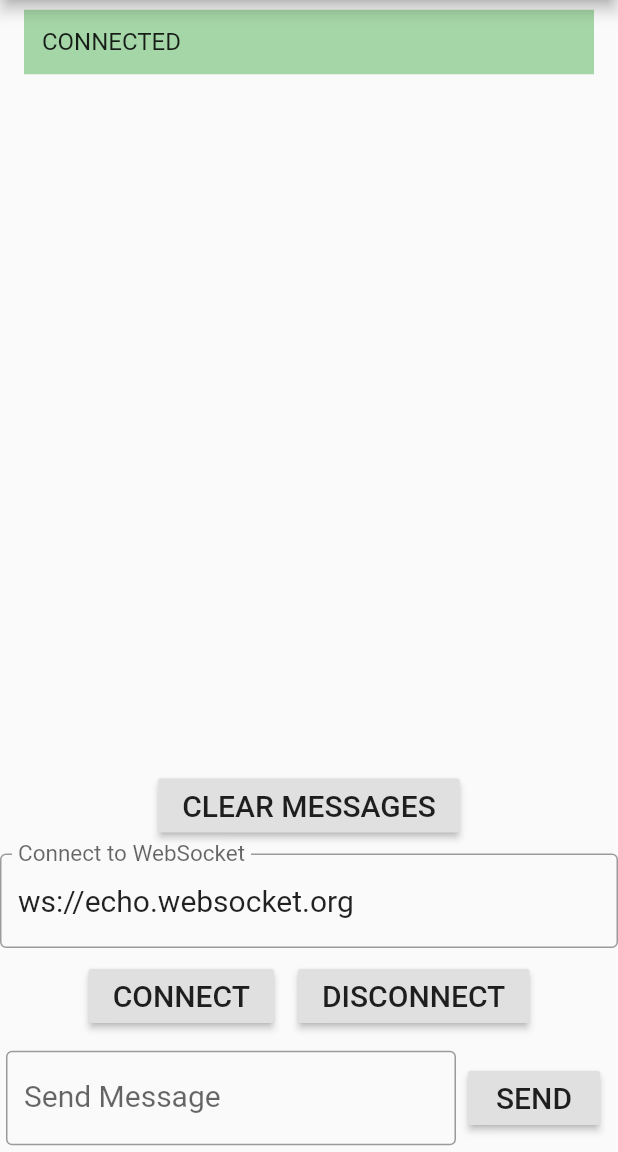
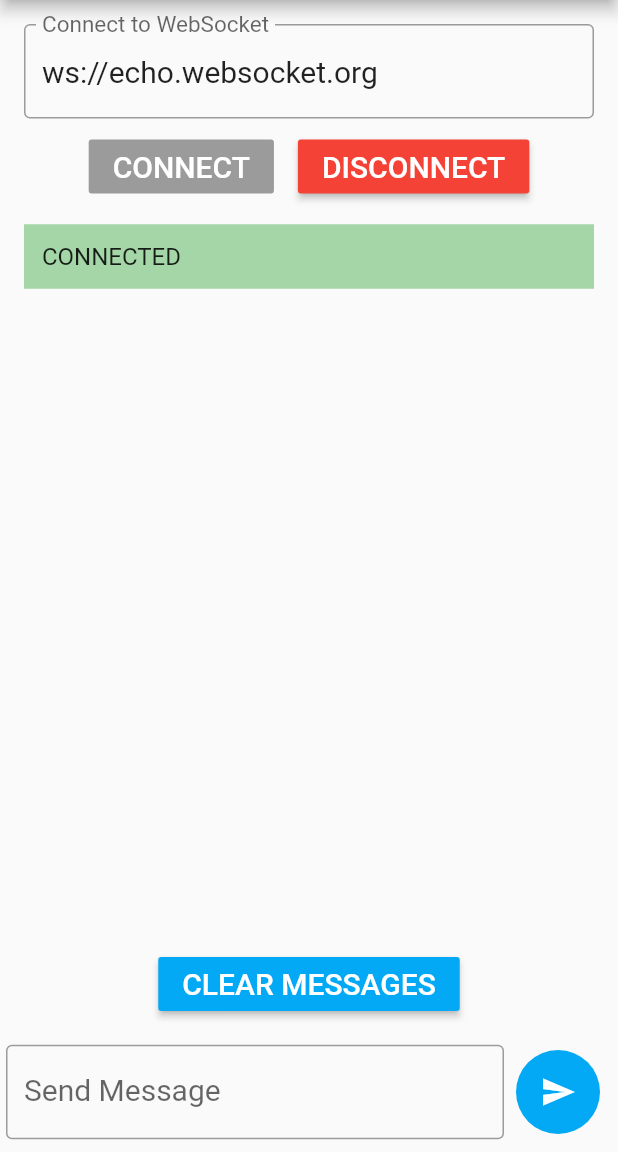
Before and after one commit to GiorgiBeriashvili/web_socket_demo, a Flutter app: the screen it shows after launch, after a tap on "CONNECT", on a phone screen of 412 x 824 dp, the part 84-1236 px from its top. Run offline on Flutter 3.47's test engine with Material 2 defaults, Android fonts, the phone set to English and light mode, and no system bars; network calls fail.

Commit message:
Refactor code and improve visuals

```diff
--- /dev/null
+++ b/lib/components/round_icon_button.dart
@@ -0,0 +1,27 @@
+import 'package:flutter/material.dart';
+
+class RoundIconButton extends StatelessWidget {
+  RoundIconButton(
+      {@required this.icon, @required this.onPressed, @required this.color});
+
+  final Color color;
+  final IconData icon;
+  final Function onPressed;
+
+  @override
+  Widget build(BuildContext context) {
+    return RawMaterialButton(
+        elevation: 0.0,
+        child: Icon(
+          icon,
+          color: Colors.white,
+        ),
+        onPressed: onPressed,
+        constraints: BoxConstraints.tightFor(
+          width: 56.0,
+          height: 56.0,
+        ),
+        shape: CircleBorder(),
+        fillColor: color);
+  }
+}
--- a/lib/main.dart
+++ b/lib/main.dart
@@ -1,18 +1,7 @@
 import 'package:flutter/material.dart';
-import 'package:web_socket_channel/io.dart';
+import 'package:web_socket_demo/screens/web_socket_page.dart';
 
-enum WebSocketConnection { connected, disconnected }
-
-class Message {
-  final String text;
-  final Color color;
-
-  Message({@required this.text, @required this.color});
-}
-
-void main() {
-  runApp(WebSocketDemo());
-}
+void main() => runApp(WebSocketDemo());
 
 class WebSocketDemo extends StatelessWidget {
   @override
@@ -22,186 +11,9 @@ class WebSocketDemo extends StatelessWidget {
     return MaterialApp(
       title: title,
       home: Scaffold(
-        appBar: AppBar(
-          title: Text(title),
-        ),
-        body: MyHomePage(title: title),
+        appBar: AppBar(title: Text(title)),
+        body: WebSocketPage(title: title),
       ),
     );
   }
 }
-
-class MyHomePage extends StatefulWidget {
-  final String title;
-
-  MyHomePage({Key key, this.title}) : super(key: key);
-
-  @override
-  _MyHomePageState createState() => _MyHomePageState();
-}
-
-class _MyHomePageState extends State<MyHomePage> {
-  IOWebSocketChannel _channel;
-  final TextEditingController _connectionController =
-      TextEditingController(text: 'ws://echo.websocket.org');
-  final TextEditingController _messageController = TextEditingController();
-  final List<Message> _messages = [];
-  WebSocketConnection _webSocketConnection = WebSocketConnection.disconnected;
-
-  @override
-  Widget build(BuildContext context) {
-    return Container(
-      child: Column(
-        children: <Widget>[
-          Expanded(
-            child: _getMessages(),
-          ),
-          Padding(
-            padding: EdgeInsets.all(8),
-            child: RaisedButton(
-              child: Text(
-                'CLEAR MESSAGES',
-                style: TextStyle(fontSize: 20),
-              ),
-              onPressed: () => setState(() => _messages.clear()),
-            ),
-          ),
-          TextField(
-            controller: _connectionController,
-            decoration: InputDecoration(
-              border: OutlineInputBorder(),
-              labelText: 'Connect to WebSocket',
-            ),
-            style: TextStyle(fontSize: 20),
-          ),
-          Row(
-            mainAxisAlignment: MainAxisAlignment.center,
-            children: <Widget>[
-              Padding(
-                padding: EdgeInsets.all(8),
-                child: RaisedButton(
-                  child: Text(
-                    'CONNECT',
-                    style: TextStyle(fontSize: 20),
-                  ),
-                  onPressed: () => _connect(_connectionController.text),
-                ),
-              ),
-              Padding(
-                padding: EdgeInsets.all(8),
-                child: RaisedButton(
-                  child: Text(
-                    'DISCONNECT',
-                    style: TextStyle(fontSize: 20),
-                  ),
-                  onPressed: _disconnect,
-                ),
-              ),
-            ],
-          ),
-          Padding(
-            padding: EdgeInsets.all(4),
-            child: Row(
-              children: <Widget>[
-                Expanded(
-                  child: TextField(
-                    controller: _messageController,
-                    decoration: InputDecoration(
-                      border: OutlineInputBorder(),
-                      labelText: 'Send Message',
-                    ),
-                    style: TextStyle(fontSize: 20),
-                  ),
-                ),
-                Padding(
-                  padding: EdgeInsets.all(8),
-                  child: RaisedButton(
-                    child: Text(
-                      'SEND',
-                      style: TextStyle(fontSize: 20),
-                    ),
-                    onPressed: _sendMessage,
-                  ),
-                ),
-              ],
-            ),
-          ),
-        ],
-      ),
-    );
-  }
-
-  void _connect(url) {
-    if (_webSocketConnection == WebSocketConnection.disconnected) {
-      _channel = IOWebSocketChannel.connect(url);
-
-      setState(() =>
-          _messages.add(Message(text: 'CONNECTED', color: Colors.green[200])));
-
-      _channel.stream.listen((data) => setState(() => _messages.add(Message(
-            text: 'Received: $data',
-            color: Colors.blue[50],
-          ))));
-
-      _webSocketConnection = WebSocketConnection.connected;
-    }
-  }
-
-  void _disconnect() {
-    if (_webSocketConnection == WebSocketConnection.connected) {
-      setState(() =>
-          _messages.add(Message(text: 'DISCONNECTED', color: Colors.red[200])));
-
-      _channel.sink.close();
-
-      _webSocketConnection = WebSocketConnection.disconnected;
-    }
-  }
-
-  void _sendMessage() {
-    if (_messageController.text.isNotEmpty &&
-        _webSocketConnection == WebSocketConnection.connected) {
-      _channel.sink.add(_messageController.text);
-
-      _messages.add(Message(
-        text: 'Sent: ${_messageController.text}',
-        color: Colors.white,
-      ));
-
-      _messageController.clear();
-    }
-  }
-
-  ListView _getMessages() {
-    List<ListTile> _messageListTiles = [];
-
-    for (Message message in _messages) {
-      _messageListTiles.add(
-        ListTile(
-          title: Container(
-            child: Padding(
-              padding: EdgeInsets.all(12),
-              child: Text(
-                message.text,
-                style: TextStyle(fontSize: 16),
-              ),
-            ),
-            color: message.color,
-          ),
-        ),
-      );
-    }
-
-    return ListView(
-      children: _messageListTiles,
-    );
-  }
-
-  @override
-  void dispose() {
-    _connectionController.dispose();
-    _messageController.dispose();
-    _channel.sink.close();
-    super.dispose();
-  }
-}
--- /dev/null
+++ b/lib/models/message.dart
@@ -0,0 +1,33 @@
+import 'package:flutter/material.dart';
+
+class Message {
+  final String text;
+  final Color color;
+
+  Message({@required this.text, @required this.color});
+
+  static ListView getMessages(List<Message> messages) {
+    List<ListTile> _messageListTiles = [];
+
+    for (Message message in messages) {
+      _messageListTiles.add(
+        ListTile(
+          title: Container(
+            child: Padding(
+              padding: EdgeInsets.all(12),
+              child: Text(
+                message.text,
+                style: TextStyle(fontSize: 16),
+              ),
+            ),
+            color: message.color,
+          ),
+        ),
+      );
+    }
+
+    return ListView(
+      children: _messageListTiles,
+    );
+  }
+}
--- /dev/null
+++ b/lib/screens/web_socket_page.dart
@@ -0,0 +1,184 @@
+import 'package:flutter/material.dart';
+import 'package:web_socket_channel/io.dart';
+import 'package:web_socket_demo/models/message.dart';
+import 'package:web_socket_demo/states/web_socket_connection.dart';
+import 'package:web_socket_demo/components/round_icon_button.dart';
+
+class WebSocketPage extends StatefulWidget {
+  final String title;
+
+  WebSocketPage({Key key, this.title}) : super(key: key);
+
+  @override
+  _WebSocketPageState createState() => _WebSocketPageState();
+}
+
+class _WebSocketPageState extends State<WebSocketPage> {
+  final _connectionController =
+      TextEditingController(text: 'ws://echo.websocket.org');
+  final _messageController = TextEditingController();
+
+  final List<Message> _messages = [];
+
+  IOWebSocketChannel _channel;
+  WebSocketConnection _webSocketConnection = WebSocketConnection.disconnected;
+
+  @override
+  Widget build(BuildContext context) {
+    return Container(
+      child: Column(
+        children: <Widget>[
+          Padding(
+            padding: const EdgeInsets.fromLTRB(16, 16, 16, 0),
+            child: TextField(
+              controller: _connectionController,
+              decoration: InputDecoration(
+                border: OutlineInputBorder(),
+                labelText: 'Connect to WebSocket',
+              ),
+              style: TextStyle(fontSize: 20),
+            ),
+          ),
+          Row(
+            mainAxisAlignment: MainAxisAlignment.center,
+            children: <Widget>[
+              Padding(
+                padding: EdgeInsets.all(8),
+                child: RaisedButton(
+                  color: Colors.green,
+                  child: Text(
+                    'CONNECT',
+                    style: TextStyle(
+                      fontSize: 20,
+                      color: Colors.white,
+                    ),
+                  ),
+                  onPressed:
+                      _webSocketConnection == WebSocketConnection.connected
+                          ? null
+                          : () => _connect(_connectionController.text),
+                ),
+              ),
+              Padding(
+                padding: EdgeInsets.all(8),
+                child: RaisedButton(
+                  color: Colors.red,
+                  child: Text(
+                    'DISCONNECT',
+                    style: TextStyle(
+                      fontSize: 20,
+                      color: Colors.white,
+                    ),
+                  ),
+                  onPressed:
+                      _webSocketConnection == WebSocketConnection.disconnected
+                          ? null
+                          : _disconnect,
+                ),
+              ),
+            ],
+          ),
+          Expanded(
+            child: Message.getMessages(_messages),
+          ),
+          Padding(
+            padding: EdgeInsets.all(8),
+            child: RaisedButton(
+              color: Colors.lightBlue,
+              child: Text(
+                'CLEAR MESSAGES',
+                style: TextStyle(
+                  fontSize: 20,
+                  color: Colors.white,
+                ),
+              ),
+              onPressed: _messages.isNotEmpty
+                  ? () => setState(() => _messages.clear())
+                  : null,
+            ),
+          ),
+          Padding(
+            padding: EdgeInsets.all(4),
+            child: Row(
+              children: <Widget>[
+                Expanded(
+                  child: TextField(
+                    controller: _messageController,
+                    decoration: InputDecoration(
+                      border: OutlineInputBorder(),
+                      labelText: 'Send Message',
+                    ),
+                    style: TextStyle(fontSize: 20),
+                  ),
+                ),
+                Padding(
+                  padding: EdgeInsets.all(8),
+                  child: RoundIconButton(
+                    color: _webSocketConnection == WebSocketConnection.connected
+                        ? Colors.lightBlue
+                        : Colors.grey,
+                    icon: Icons.send,
+                    onPressed:
+                        _webSocketConnection == WebSocketConnection.connected
+                            ? _sendMessage
+                            : null,
+                  ),
+                ),
+              ],
+            ),
+          ),
+        ],
+      ),
+    );
+  }
+
+  void _connect(url) {
+    if (_webSocketConnection == WebSocketConnection.disconnected) {
+      _channel = IOWebSocketChannel.connect(url);
+
+      setState(() =>
+          _messages.add(Message(text: 'CONNECTED', color: Colors.green[200])));
+
+      _channel.stream.listen((data) => setState(() => _messages.add(Message(
+            text: 'Received: $data',
+            color: Colors.blue[50],
+          ))));
+
+      _webSocketConnection = WebSocketConnection.connected;
+    }
+  }
+
+  void _disconnect() {
+    if (_webSocketConnection == WebSocketConnection.connected) {
+      setState(() =>
+          _messages.add(Message(text: 'DISCONNECTED', color: Colors.red[200])));
+
+      _channel.sink.close();
+
+      _webSocketConnection = WebSocketConnection.disconnected;
+    }
+  }
+
+  void _sendMessage() {
+    if (_messageController.text.isNotEmpty &&
+        _webSocketConnection == WebSocketConnection.connected) {
+      _channel.sink.add(_messageController.text);
+
+      _messages.add(Message(
+        text: 'Sent: ${_messageController.text}',
+        color: Colors.white,
+      ));
+
+      _messageController.clear();
+    }
+  }
+
+  @override
+  void dispose() {
+    _connectionController.dispose();
+    _messageController.dispose();
+    _channel.sink.close();
+
+    super.dispose();
+  }
+}
--- /dev/null
+++ b/lib/states/web_socket_connection.dart
@@ -0,0 +1,4 @@
+enum WebSocketConnection {
+  connected,
+  disconnected,
+}
```
